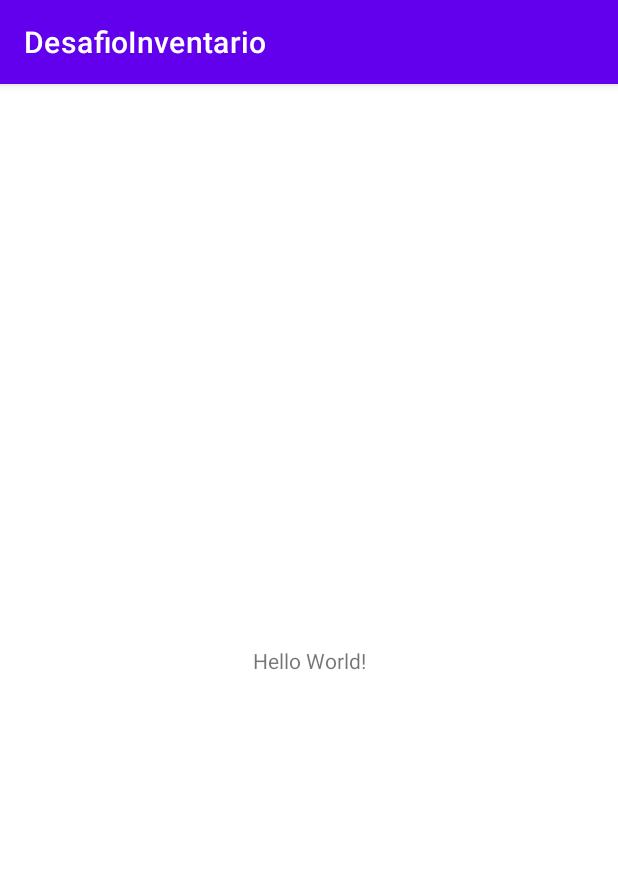
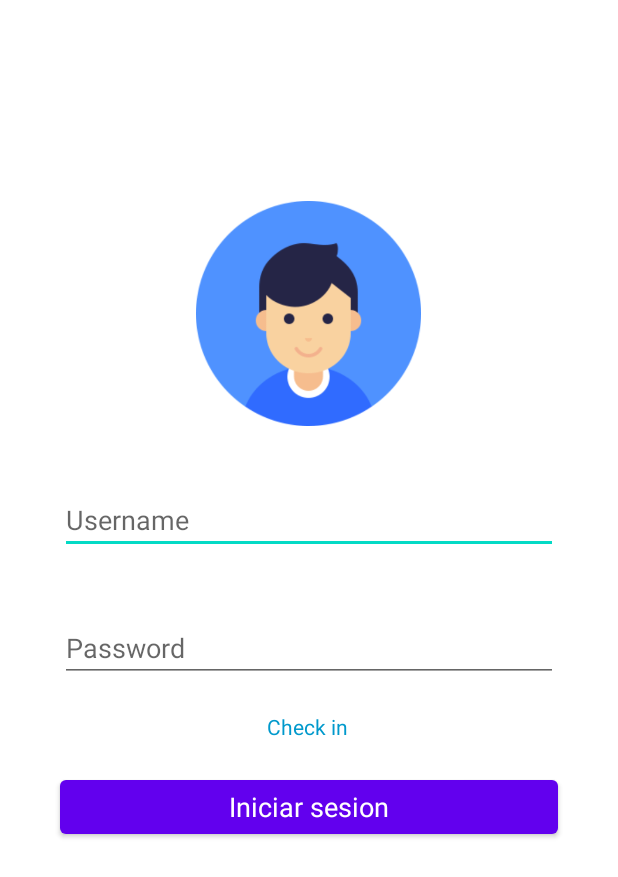
Before and after one commit to Jarenass97/DesafioInventario, an Android app: the screen it shows after launch (MainActivity before the commit, LoginActivity after it), on a phone screen of 412 x 824 dp. Shown: the top 877 px of the screen. Run offline under Robolectric (Android 15) with nearby library versions, the phone set to English and light mode, and no system bars.

Commit message:
Diseño del Login completo

```diff
--- a/DesafioInventario/app/src/main/AndroidManifest.xml
+++ b/DesafioInventario/app/src/main/AndroidManifest.xml
@@ -10,7 +10,7 @@
         android:supportsRtl="true"
         android:theme="@style/Theme.DesafioInventario">
         <activity
-            android:name=".MainActivity"
+            android:name=".LoginActivity"
             android:exported="true">
             <intent-filter>
                 <action android:name="android.intent.action.MAIN" />
--- a/DesafioInventario/app/src/main/java/com/example/desafioinventario/MainActivity.kt
+++ b/DesafioInventario/app/src/main/java/com/example/desafioinventario/LoginActivity.kt
@@ -3,9 +3,10 @@ package com.example.desafioinventario
 import androidx.appcompat.app.AppCompatActivity
 import android.os.Bundle
 
-class MainActivity : AppCompatActivity() {
+class LoginActivity : AppCompatActivity() {
     override fun onCreate(savedInstanceState: Bundle?) {
         super.onCreate(savedInstanceState)
-        setContentView(R.layout.activity_main)
+        setContentView(R.layout.activity_login)
+        supportActionBar?.hide()
     }
 }
--- /dev/null
+++ b/DesafioInventario/app/src/main/res/layout/activity_login.xml
@@ -0,0 +1,89 @@
+<?xml version="1.0" encoding="utf-8"?>
+<ViewAnimator xmlns:android="http://schemas.android.com/apk/res/android"
+    xmlns:app="http://schemas.android.com/apk/res-auto"
+    xmlns:tools="http://schemas.android.com/tools"
+    android:layout_width="match_parent"
+    android:layout_height="match_parent"
+    tools:context=".LoginActivity">
+
+    <androidx.constraintlayout.widget.ConstraintLayout
+        android:layout_width="match_parent"
+        android:layout_height="match_parent">
+
+        <ImageView
+            android:id="@+id/imageView2"
+            android:layout_width="150dp"
+            android:layout_height="150dp"
+            android:src="@drawable/user_default"
+            app:layout_constraintBottom_toBottomOf="parent"
+            app:layout_constraintEnd_toEndOf="parent"
+            app:layout_constraintHorizontal_bias="0.498"
+            app:layout_constraintStart_toStartOf="parent"
+            app:layout_constraintTop_toTopOf="parent"
+            app:layout_constraintVertical_bias="0.199" />
+
+        <EditText
+            android:id="@+id/edNombreUsuarioLogin"
+            style="@style/EntradasLogin"
+            android:layout_width="match_parent"
+            android:layout_height="wrap_content"
+            android:ems="10"
+            android:hint="@string/strUsuario"
+            android:inputType="textPersonName"
+            app:layout_constraintBottom_toBottomOf="parent"
+            app:layout_constraintEnd_toEndOf="parent"
+            app:layout_constraintStart_toStartOf="parent"
+            app:layout_constraintTop_toBottomOf="@+id/imageView2"
+            app:layout_constraintVertical_bias="0.0" />
+
+        <EditText
+            android:id="@+id/edPasswdLogin"
+            style="@style/EntradasLogin"
+            android:layout_width="match_parent"
+            android:layout_height="wrap_content"
+            android:ems="10"
+            android:hint="@string/strPasswd"
+            android:inputType="textPassword"
+            app:layout_constraintBottom_toBottomOf="parent"
+            app:layout_constraintEnd_toEndOf="parent"
+            app:layout_constraintHorizontal_bias="0.497"
+            app:layout_constraintStart_toStartOf="parent"
+            app:layout_constraintTop_toBottomOf="@+id/edNombreUsuarioLogin"
+            app:layout_constraintVertical_bias="0.0" />
+
+        <TextView
+            android:id="@+id/textView"
+            style="@style/textBoton"
+            android:layout_width="wrap_content"
+            android:layout_height="wrap_content"
+            android:layout_marginTop="20dp"
+            android:text="@string/strRegistrarse"
+            app:layout_constraintBottom_toBottomOf="parent"
+            app:layout_constraintEnd_toEndOf="parent"
+            app:layout_constraintHorizontal_bias="0.498"
+            app:layout_constraintStart_toStartOf="parent"
+            app:layout_constraintTop_toBottomOf="@+id/edPasswdLogin"
+            app:layout_constraintVertical_bias="0.0" />
+
+        <Button
+            android:id="@+id/button"
+            style="@style/botones"
+            android:layout_width="match_parent"
+            android:layout_height="wrap_content"
+            android:layout_marginTop="20dp"
+            android:text="Iniciar sesion"
+            app:layout_constraintBottom_toBottomOf="parent"
+            app:layout_constraintEnd_toEndOf="parent"
+            app:layout_constraintHorizontal_bias="0.498"
+            app:layout_constraintStart_toStartOf="parent"
+            app:layout_constraintTop_toBottomOf="@+id/textView"
+            app:layout_constraintVertical_bias="0.0" />
+
+    </androidx.constraintlayout.widget.ConstraintLayout>
+
+    <androidx.constraintlayout.widget.ConstraintLayout
+        android:layout_width="match_parent"
+        android:layout_height="match_parent">
+
+    </androidx.constraintlayout.widget.ConstraintLayout>
+</ViewAnimator>
--- a/DesafioInventario/app/src/main/res/layout/activity_main.xml
+++ /dev/null
@@ -1,18 +0,0 @@
-<?xml version="1.0" encoding="utf-8"?>
-<androidx.constraintlayout.widget.ConstraintLayout xmlns:android="http://schemas.android.com/apk/res/android"
-    xmlns:app="http://schemas.android.com/apk/res-auto"
-    xmlns:tools="http://schemas.android.com/tools"
-    android:layout_width="match_parent"
-    android:layout_height="match_parent"
-    tools:context=".MainActivity">
-
-    <TextView
-        android:layout_width="wrap_content"
-        android:layout_height="wrap_content"
-        android:text="Hello World!"
-        app:layout_constraintBottom_toBottomOf="parent"
-        app:layout_constraintLeft_toLeftOf="parent"
-        app:layout_constraintRight_toRightOf="parent"
-        app:layout_constraintTop_toTopOf="parent" />
-
-</androidx.constraintlayout.widget.ConstraintLayout>
--- a/DesafioInventario/app/src/main/res/values/strings.xml
+++ b/DesafioInventario/app/src/main/res/values/strings.xml
@@ -1,3 +1,6 @@
 <resources>
-    <string name="app_name">DesafioInventario</string>
+    <string name="app_name">Classroom Inventory</string>
+    <string name="strUsuario">Username</string>
+    <string name="strPasswd">Password</string>
+    <string name="strRegistrarse">Check in</string>
 </resources>
--- a/DesafioInventario/app/src/main/res/values/themes.xml
+++ b/DesafioInventario/app/src/main/res/values/themes.xml
@@ -13,4 +13,22 @@
         <item name="android:statusBarColor" tools:targetApi="l">?attr/colorPrimaryVariant</item>
         <!-- Customize your theme here. -->
     </style>
+
+    <style name="margenes" parent="Theme.DesafioInventario">
+        <item name="android:layout_marginStart">40dp</item>
+        <item name="android:layout_marginTop">40dp</item>
+        <item name="android:layout_marginEnd">40dp</item>
+    </style>
+
+    <style name="EntradasLogin" parent="margenes">
+        <item name="android:textSize">18dp</item>
+    </style>
+
+    <style name="textBoton" parent="Theme.DesafioInventario">
+        <item name="android:textColor">@android:color/holo_blue_dark</item>
+    </style>
+
+    <style name="botones" parent="margenes">
+        <item name="android:textSize">18dp</item>
+    </style>
 </resources>
```
Also changed, not shown: DesafioInventario/app/src/main/res/drawable/user_default.png (added), 2 other files.
